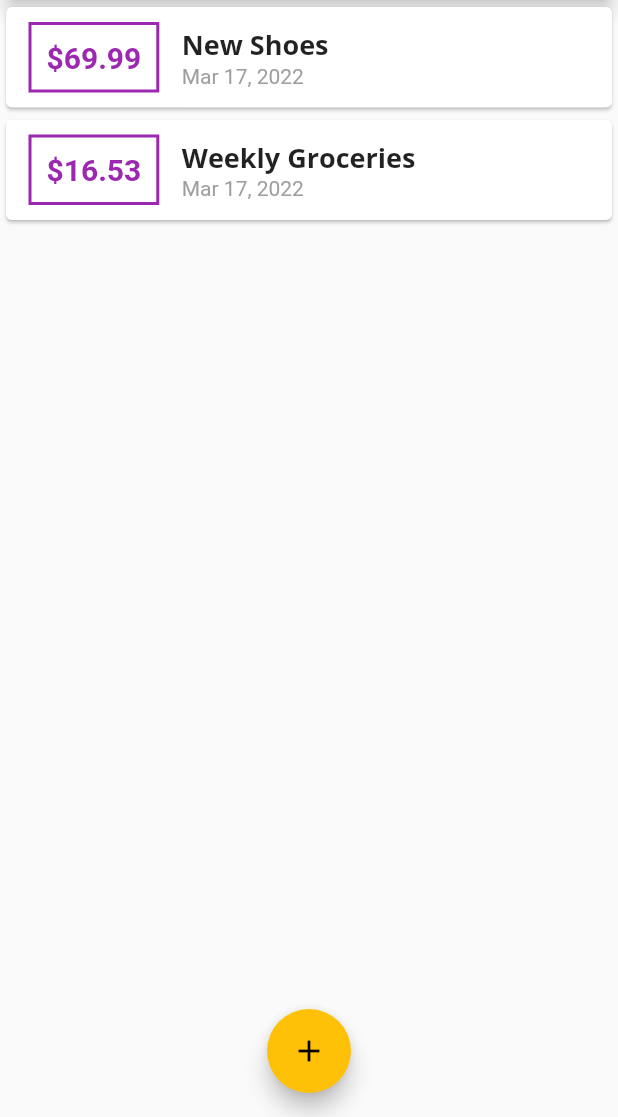
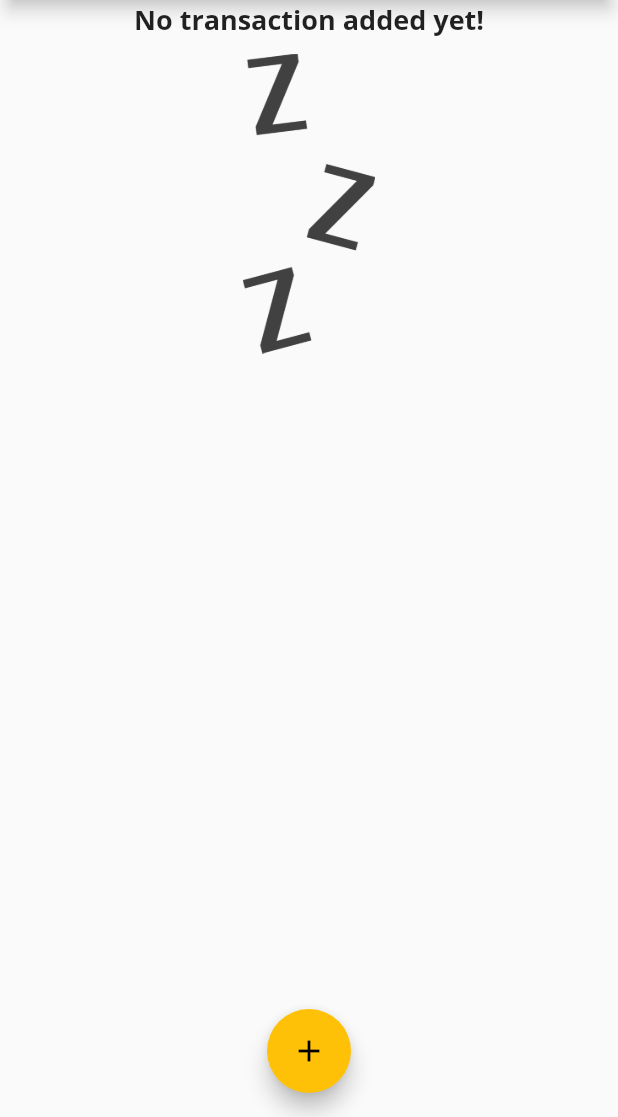
Before and after one commit to socheathorl/com_flutter_guide, a Flutter app: the screen it shows after launch, on a phone screen of 412 x 824 dp, the part 119-1236 px from its top. Run offline on Flutter 3.47's test engine with Material 2 defaults, Android fonts, the phone set to English and light mode, and no system bars.

```diff
--- a/lib/main.dart
+++ b/lib/main.dart
@@ -46,18 +46,18 @@ class MyHomePage extends StatefulWidget {
 
 class _MyHomePageState extends State<MyHomePage> {
   final List<Transaction> _userTransactions = [
-    Transaction(
-      id: 't1',
-      title: 'New Shoes',
-      amount: 69.99,
-      date: DateTime.now(),
-    ),
-    Transaction(
-      id: 't2',
-      title: 'Weekly Groceries',
-      amount: 16.53,
-      date: DateTime.now(),
-    ),
+    // Transaction(
+    //   id: 't1',
+    //   title: 'New Shoes',
+    //   amount: 69.99,
+    //   date: DateTime.now(),
+    // ),
+    // Transaction(
+    //   id: 't2',
+    //   title: 'Weekly Groceries',
+    //   amount: 16.53,
+    //   date: DateTime.now(),
+    // ),
   ];
 
   void _addNewTransaction(String txTitle, double txAmount) {
--- a/lib/widgets/transaction_list.dart
+++ b/lib/widgets/transaction_list.dart
@@ -12,7 +12,23 @@ class TransactionList extends StatelessWidget {
   Widget build(BuildContext context) {
     return Container(
       height: 300,
-      child: ListView.builder(
+      child: transactions.isEmpty
+          ? Column(
+              children: <Widget>[
+                Text(
+                  'No transaction added yet!',
+                  style: Theme.of(context).textTheme.headline6,
+                ),
+                SizedBox(
+                  height: 10,
+                ),
+                Container(
+                  height: 200,
+                  child: Image.asset('assets/images/waiting.png'),
+                ),
+              ],
+            )
+          : ListView.builder(
               itemBuilder: (ctx, index) {
                 return Card(
                   child: Row(
--- a/pubspec.yaml
+++ b/pubspec.yaml
@@ -67,6 +67,9 @@ flutter:
   #
   # For details regarding fonts from package dependencies,
   # see https://flutter.dev/custom-fonts/#from-packages
+
+  assets:
+    - assets/images/waiting.png
   fonts:
     - family: OpenSans
       fonts:
```
Also changed, not shown: 1 other file. Lines whose indentation alone changed are shown as unchanged.
